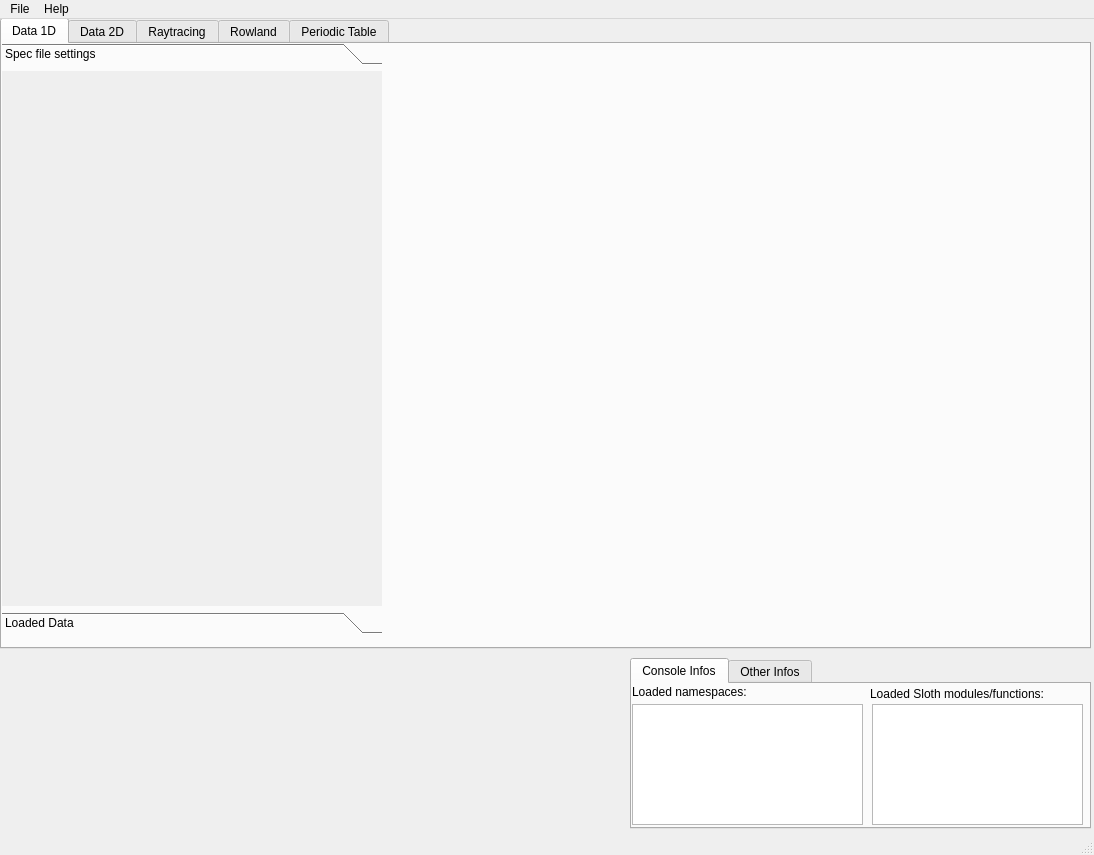
Before: the Qt Designer form sloth/resources/gui/uis/sloth_main.ui in maurov/xraysloth, drawn with Qt 5.
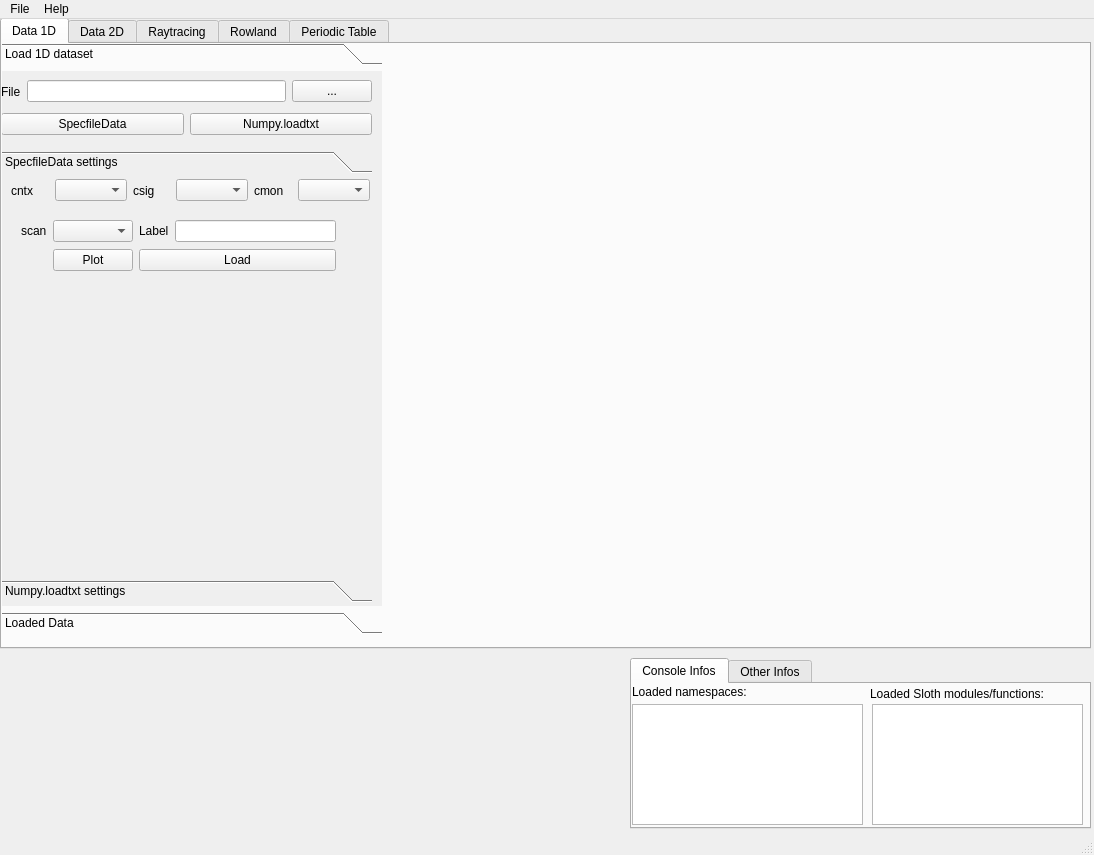
After: the same form once the commit is applied. Icons and pictures are not drawn.

Commit message: initial load data panel

Patch:
```diff
--- a/sloth/resources/gui/uis/sloth_main.ui
+++ b/sloth/resources/gui/uis/sloth_main.ui
@@ -68,9 +68,6 @@
             <property name="frameShape">
              <enum>QFrame::NoFrame</enum>
             </property>
-            <property name="frameShadow">
-             <enum>QFrame::Sunken</enum>
-            </property>
             <property name="currentIndex">
              <number>0</number>
             </property>
@@ -84,8 +81,211 @@
               </rect>
              </property>
              <attribute name="label">
-              <string>Spec file settings</string>
+              <string>Load 1D dataset</string>
              </attribute>
+             <widget class="QToolBox" name="toolboxLoad1D">
+              <property name="geometry">
+               <rect>
+                <x>0</x>
+                <y>80</y>
+                <width>371</width>
+                <height>451</height>
+               </rect>
+              </property>
+              <property name="currentIndex">
+               <number>0</number>
+              </property>
+              <widget class="QWidget" name="pageSpecfileDataSettings">
+               <property name="geometry">
+                <rect>
+                 <x>0</x>
+                 <y>0</y>
+                 <width>371</width>
+                 <height>393</height>
+                </rect>
+               </property>
+               <attribute name="label">
+                <string>SpecfileData settings</string>
+               </attribute>
+               <widget class="QWidget" name="">
+                <property name="geometry">
+                 <rect>
+                  <x>20</x>
+                  <y>40</y>
+                  <width>315</width>
+                  <height>54</height>
+                 </rect>
+                </property>
+                <layout class="QGridLayout" name="gridLayout">
+                 <item row="1" column="1">
+                  <widget class="QPushButton" name="pushButton">
+                   <property name="text">
+                    <string>Plot</string>
+                   </property>
+                  </widget>
+                 </item>
+                 <item row="1" column="2" colspan="2">
+                  <widget class="QPushButton" name="pushButton_2">
+                   <property name="text">
+                    <string>Load</string>
+                   </property>
+                  </widget>
+                 </item>
+                 <item row="0" column="2">
+                  <widget class="QLabel" name="label_8">
+                   <property name="text">
+                    <string>Label</string>
+                   </property>
+                  </widget>
+                 </item>
+                 <item row="0" column="1">
+                  <widget class="QComboBox" name="comboBox_4"/>
+                 </item>
+                 <item row="0" column="3">
+                  <widget class="QLineEdit" name="lineEdit"/>
+                 </item>
+                 <item row="0" column="0">
+                  <widget class="QLabel" name="label_7">
+                   <property name="text">
+                    <string>scan</string>
+                   </property>
+                  </widget>
+                 </item>
+                </layout>
+               </widget>
+               <widget class="QWidget" name="">
+                <property name="geometry">
+                 <rect>
+                  <x>10</x>
+                  <y>0</y>
+                  <width>359</width>
+                  <height>23</height>
+                 </rect>
+                </property>
+                <layout class="QHBoxLayout" name="horizontalLayout_3">
+                 <item>
+                  <widget class="QLabel" name="label_4">
+                   <property name="text">
+                    <string>cntx</string>
+                   </property>
+                  </widget>
+                 </item>
+                 <item>
+                  <widget class="QComboBox" name="comboBox"/>
+                 </item>
+                 <item>
+                  <widget class="QLabel" name="label_5">
+                   <property name="text">
+                    <string>csig</string>
+                   </property>
+                  </widget>
+                 </item>
+                 <item>
+                  <widget class="QComboBox" name="comboBox_2"/>
+                 </item>
+                 <item>
+                  <widget class="QLabel" name="label_6">
+                   <property name="text">
+                    <string>cmon</string>
+                   </property>
+                  </widget>
+                 </item>
+                 <item>
+                  <widget class="QComboBox" name="comboBox_3"/>
+                 </item>
+                </layout>
+               </widget>
+               <zorder>label_4</zorder>
+               <zorder>label_5</zorder>
+               <zorder>label_6</zorder>
+               <zorder>comboBox</zorder>
+               <zorder>comboBox_2</zorder>
+               <zorder>comboBox_3</zorder>
+               <zorder>label_7</zorder>
+               <zorder>comboBox_4</zorder>
+               <zorder>label_8</zorder>
+               <zorder>lineEdit</zorder>
+               <zorder>pushButton</zorder>
+               <zorder>pushButton_2</zorder>
+               <zorder></zorder>
+               <zorder>label_7</zorder>
+              </widget>
+              <widget class="QWidget" name="pageNumpyTxtSettings">
+               <property name="geometry">
+                <rect>
+                 <x>0</x>
+                 <y>0</y>
+                 <width>371</width>
+                 <height>393</height>
+                </rect>
+               </property>
+               <attribute name="label">
+                <string>Numpy.loadtxt settings</string>
+               </attribute>
+              </widget>
+             </widget>
+             <widget class="QWidget" name="">
+              <property name="geometry">
+               <rect>
+                <x>0</x>
+                <y>0</y>
+                <width>371</width>
+                <height>41</height>
+               </rect>
+              </property>
+              <layout class="QHBoxLayout" name="horizontalLayout">
+               <item>
+                <widget class="QLabel" name="label_3">
+                 <property name="text">
+                  <string>File</string>
+                 </property>
+                </widget>
+               </item>
+               <item>
+                <widget class="QLineEdit" name="lineSelectedFname"/>
+               </item>
+               <item>
+                <widget class="QPushButton" name="buttonSelectFname">
+                 <property name="text">
+                  <string>...</string>
+                 </property>
+                </widget>
+               </item>
+              </layout>
+             </widget>
+             <widget class="QWidget" name="">
+              <property name="geometry">
+               <rect>
+                <x>0</x>
+                <y>40</y>
+                <width>371</width>
+                <height>27</height>
+               </rect>
+              </property>
+              <layout class="QHBoxLayout" name="horizontalLayout_2">
+               <item>
+                <widget class="QPushButton" name="pushLoadSpefileData">
+                 <property name="text">
+                  <string>SpecfileData</string>
+                 </property>
+                </widget>
+               </item>
+               <item>
+                <widget class="QPushButton" name="pushLoadNumpyTxt">
+                 <property name="text">
+                  <string>Numpy.loadtxt</string>
+                 </property>
+                </widget>
+               </item>
+              </layout>
+             </widget>
+             <zorder>listFnameWidget</zorder>
+             <zorder>label_3</zorder>
+             <zorder>buttonSelectFname</zorder>
+             <zorder>listFnameWidget</zorder>
+             <zorder>pushLoadSpefileData</zorder>
+             <zorder>pushLoadNumpyTxt</zorder>
+             <zorder>toolboxLoad1D</zorder>
             </widget>
             <widget class="QWidget" name="pageLoadedData">
              <property name="geometry">
```
Left out of the diff: 5 changed lines with no effect on the pictures. The commit also changes 1 other file.
